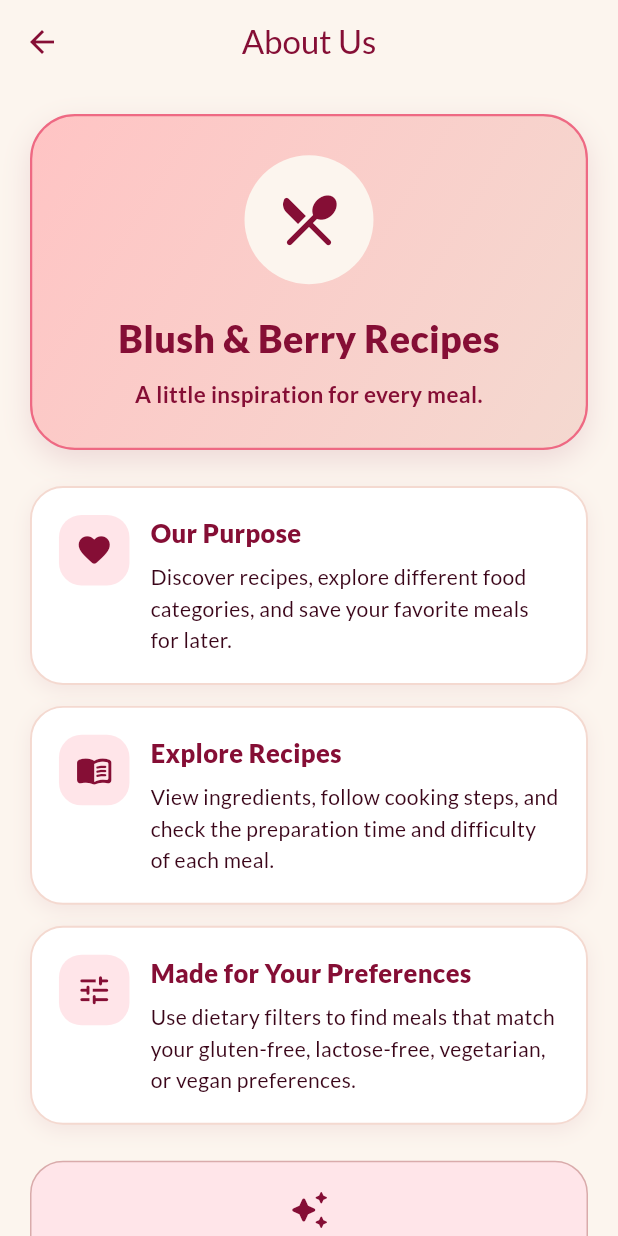
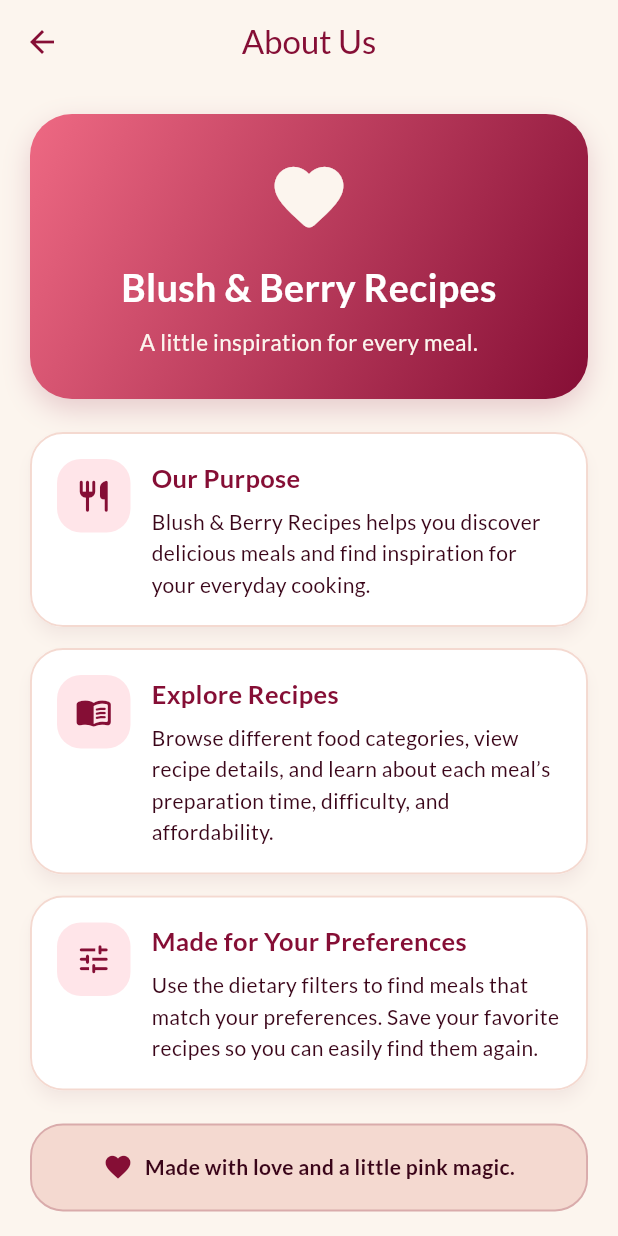
Before and after one commit to kylamurakami/CSIT284-Dacula, a Flutter app: the AboutScreen screen opened directly, on a phone screen of 412 x 824 dp. Run offline on Flutter 3.47's test engine with Material 3 defaults, Android fonts, the phone set to English and light mode, and no system bars; our stand-ins replace google_fonts.

```diff
--- a/meals/lib/screens/about.dart
+++ b/meals/lib/screens/about.dart
@@ -1,3 +1,4 @@
+
 import 'package:flutter/material.dart';
 
 class AboutScreen extends StatelessWidget {
@@ -5,10 +6,6 @@ class AboutScreen extends StatelessWidget {
 
   @override
   Widget build(BuildContext context) {
-    const darkPink = Color(0xFF850E35);
-    const cream = Color(0xFFFCF5EE);
-    const pink = Color(0xFFEE6983);
-
     return Scaffold(
       appBar: AppBar(
         title: const Text('About Us'),
@@ -16,51 +13,44 @@ class AboutScreen extends StatelessWidget {
       body: SingleChildScrollView(
         padding: const EdgeInsets.all(20),
         child: Column(
+          crossAxisAlignment: CrossAxisAlignment.stretch,
           children: [
             Container(
-              width: double.infinity,
-              padding: const EdgeInsets.all(26),
+              padding: const EdgeInsets.all(28),
               decoration: BoxDecoration(
                 gradient: const LinearGradient(
                   colors: [
-                    Color(0xFFFFC4C4),
-                    Color(0xFFF4D9D0),
+                    Color(0xFFEE6983),
+                    Color(0xFF850E35),
                   ],
                   begin: Alignment.topLeft,
                   end: Alignment.bottomRight,
                 ),
-                borderRadius: BorderRadius.circular(30),
-                border: Border.all(
-                  color: pink,
-                  width: 1.5,
-                ),
+                borderRadius: BorderRadius.circular(28),
                 boxShadow: [
                   BoxShadow(
-                    color: darkPink.withValues(alpha: 0.12),
-                    blurRadius: 16,
+                    color: const Color(0xFF850E35)
+                        .withValues(alpha: 0.18),
+                    blurRadius: 15,
                     offset: const Offset(0, 7),
                   ),
                 ],
               ),
               child: const Column(
                 children: [
-                  CircleAvatar(
-                    radius: 43,
-                    backgroundColor: cream,
-                    child: Icon(
-                      Icons.restaurant_menu_rounded,
-                      size: 45,
-                      color: darkPink,
+                  Icon(
+                    Icons.favorite_rounded,
+                    size: 55,
+                    color: Color(0xFFFCF5EE),
                   ),
-                  ),
-                  SizedBox(height: 18),
+                  SizedBox(height: 14),
                   Text(
                     'Blush & Berry Recipes',
                     textAlign: TextAlign.center,
                     style: TextStyle(
-                      color: darkPink,
+                      color: Colors.white,
                       fontSize: 25,
-                      fontWeight: FontWeight.w900,
+                      fontWeight: FontWeight.bold,
                     ),
                   ),
                   SizedBox(height: 8),
@@ -68,64 +58,65 @@ class AboutScreen extends StatelessWidget {
                     'A little inspiration for every meal.',
                     textAlign: TextAlign.center,
                     style: TextStyle(
-                      color: darkPink,
+                      color: Color(0xFFFCF5EE),
                       fontSize: 15,
-                      fontWeight: FontWeight.w600,
                     ),
                   ),
                 ],
               ),
             ),
-            const SizedBox(height: 24),
-            _AboutCard(
-              icon: Icons.favorite_rounded,
+            const SizedBox(height: 22),
+            const _AboutCard(
+              icon: Icons.restaurant_rounded,
               title: 'Our Purpose',
               description:
-                  'Discover recipes, explore different food categories, '
-                  'and save your favorite meals for later.',
+                  'Blush & Berry Recipes helps you discover delicious '
+                  'meals and find inspiration for your everyday cooking.',
             ),
-            const SizedBox(height: 14),
-            _AboutCard(
+            const _AboutCard(
               icon: Icons.menu_book_rounded,
               title: 'Explore Recipes',
               description:
-                  'View ingredients, follow cooking steps, and check '
-                  'the preparation time and difficulty of each meal.',
+                  'Browse different food categories, view recipe details, '
+                  'and learn about each meal’s preparation time, '
+                  'difficulty, and affordability.',
             ),
-            const SizedBox(height: 14),
-            _AboutCard(
+            const _AboutCard(
               icon: Icons.tune_rounded,
               title: 'Made for Your Preferences',
               description:
-                  'Use dietary filters to find meals that match your '
-                  'gluten-free, lactose-free, vegetarian, or vegan preferences.',
+                  'Use the dietary filters to find meals that match your '
+                  'preferences. Save your favorite recipes so you can '
+                  'easily find them again.',
             ),
-            const SizedBox(height: 24),
             Container(
-              width: double.infinity,
               padding: const EdgeInsets.all(18),
+              margin: const EdgeInsets.only(top: 8),
               decoration: BoxDecoration(
-                color: const Color(0xFFFFE5E9),
+                color: const Color(0xFFF4D9D0),
                 borderRadius: BorderRadius.circular(22),
                 border: Border.all(
                   color: const Color(0xFFD9ABAB),
+                  width: 1.3,
                 ),
               ),
-              child: const Column(
+              child: const Row(
+                mainAxisAlignment: MainAxisAlignment.center,
                 children: [
                   Icon(
-                    Icons.auto_awesome_rounded,
-                    color: darkPink,
-                    size: 28,
+                    Icons.favorite,
+                    color: Color(0xFF850E35),
+                    size: 20,
                   ),
-                  SizedBox(height: 8),
-                  Text(
+                  SizedBox(width: 8),
+                  Flexible(
+                    child: Text(
                       'Made with love and a little pink magic.',
                       textAlign: TextAlign.center,
                       style: TextStyle(
-                      color: darkPink,
-                      fontWeight: FontWeight.bold,
-                      fontSize: 15,
+                        color: Color(0xFF3A0519),
+                        fontWeight: FontWeight.w600,
+                      ),
                     ),
                   ),
                 ],
@@ -151,32 +142,28 @@ class _AboutCard extends StatelessWidget {
 
   @override
   Widget build(BuildContext context) {
-    return Container(
-      width: double.infinity,
-      padding: const EdgeInsets.all(18),
-      decoration: BoxDecoration(
+    return Card(
+      margin: const EdgeInsets.only(bottom: 14),
       color: Colors.white,
+      elevation: 4,
+      shadowColor: const Color(0xFF850E35).withValues(alpha: 0.10),
+      shape: RoundedRectangleBorder(
         borderRadius: BorderRadius.circular(22),
-        border: Border.all(
-          color: const Color(0xFFF4D9D0),
+        side: const BorderSide(
+          color: Color(0xFFF4D9D0),
           width: 1.3,
         ),
-        boxShadow: [
-          BoxShadow(
-            color: const Color(0xFF850E35).withValues(alpha: 0.07),
-            blurRadius: 10,
-            offset: const Offset(0, 4),
       ),
-        ],
-      ),
+      child: Padding(
+        padding: const EdgeInsets.all(18),
         child: Row(
           crossAxisAlignment: CrossAxisAlignment.start,
           children: [
             Container(
-            padding: const EdgeInsets.all(11),
+              padding: const EdgeInsets.all(12),
               decoration: BoxDecoration(
                 color: const Color(0xFFFFE5E9),
-              borderRadius: BorderRadius.circular(15),
+                borderRadius: BorderRadius.circular(16),
               ),
               child: Icon(
                 icon,
@@ -194,7 +181,7 @@ class _AboutCard extends StatelessWidget {
                     style: const TextStyle(
                       color: Color(0xFF850E35),
                       fontSize: 17,
-                    fontWeight: FontWeight.w800,
+                      fontWeight: FontWeight.bold,
                     ),
                   ),
                   const SizedBox(height: 7),
@@ -211,6 +198,7 @@ class _AboutCard extends StatelessWidget {
             ),
           ],
         ),
+      ),
     );
   }
 }
```
Lines whose indentation alone changed are shown as unchanged.
